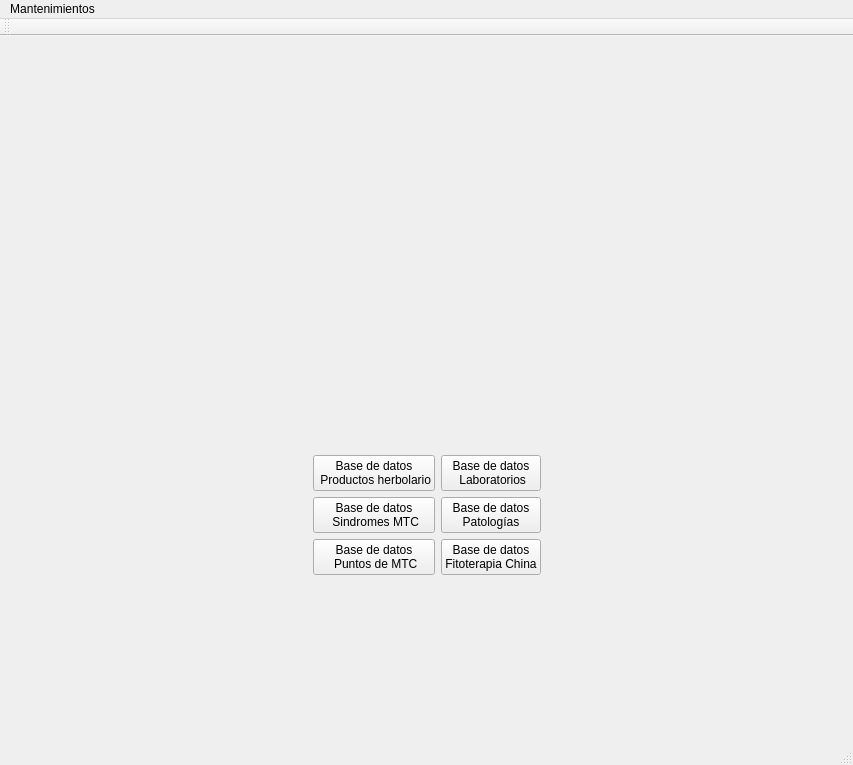
Above: inicio.ui from arcnexus/Maya-MediTec before the change. Below: the same form after it.
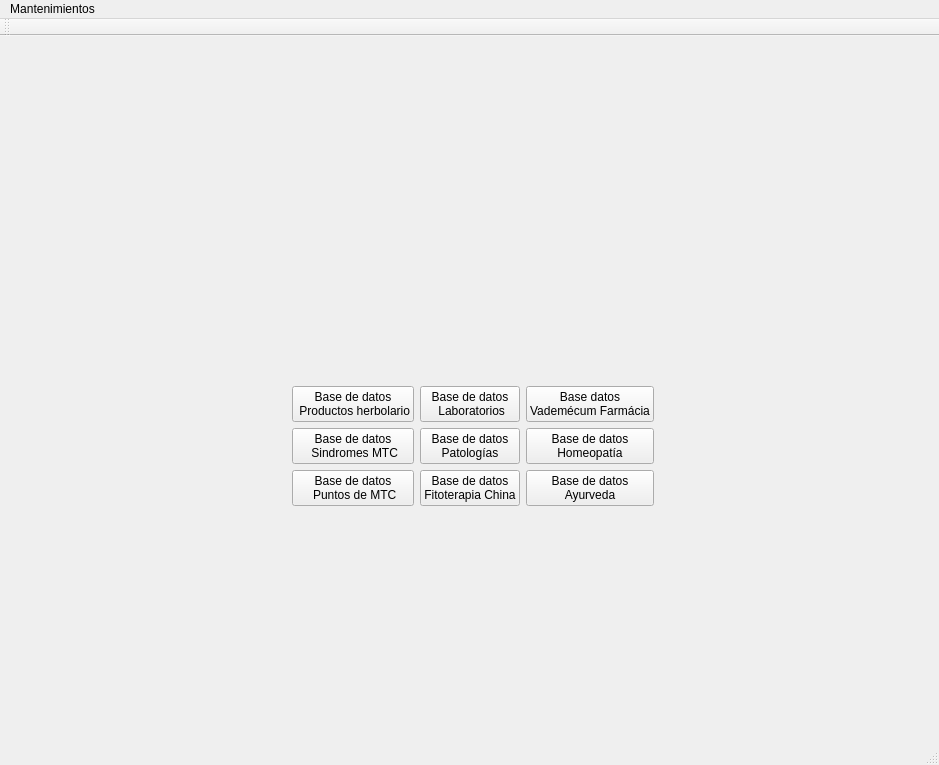
That is the form after the change. Icons and pictures are not drawn.

Commit message: Add buttons and images

The edit to the form file:
```diff
--- a/inicio.ui
+++ b/inicio.ui
@@ -6,7 +6,7 @@
    <rect>
     <x>0</x>
     <y>0</y>
-    <width>853</width>
+    <width>939</width>
     <height>765</height>
    </rect>
   </property>
@@ -15,41 +15,9 @@
   </property>
   <widget class="QWidget" name="centralWidget">
    <layout class="QGridLayout" name="gridLayout_2">
-    <item row="0" column="0">
-     <spacer name="horizontalSpacer_3">
-      <property name="orientation">
-       <enum>Qt::Horizontal</enum>
-      </property>
-      <property name="sizeHint" stdset="0">
-       <size>
-        <width>40</width>
-        <height>20</height>
-       </size>
-      </property>
-     </spacer>
-    </item>
-    <item row="0" column="2">
-     <widget class="QLabel" name="label">
-      <property name="maximumSize">
-       <size>
-        <width>249</width>
-        <height>128</height>
-       </size>
-      </property>
-      <property name="text">
-       <string/>
-      </property>
-      <property name="pixmap">
-       <pixmap resource="Maya_Meditec.qrc">:/maya/PNG/PNG/mayafondo_blanco.png</pixmap>
-      </property>
-      <property name="scaledContents">
-       <bool>true</bool>
-      </property>
-     </widget>
-    </item>
     <item row="1" column="1" colspan="3">
      <layout class="QGridLayout" name="gridLayout">
-      <item row="2" column="0">
+      <item row="3" column="0">
        <widget class="QPushButton" name="pushButton_5">
         <property name="text">
          <string>Base de datos
@@ -67,7 +35,7 @@
         </property>
        </widget>
       </item>
-      <item row="2" column="1">
+      <item row="3" column="1">
        <widget class="QPushButton" name="pushButton_6">
         <property name="text">
          <string>Base de datos
@@ -85,7 +53,7 @@
         </property>
        </widget>
       </item>
-      <item row="1" column="0">
+      <item row="2" column="0">
        <widget class="QPushButton" name="pushButton_3">
         <property name="text">
          <string>Base de datos 
@@ -103,7 +71,7 @@
         </property>
        </widget>
       </item>
-      <item row="0" column="0">
+      <item row="1" column="0">
        <widget class="QPushButton" name="pushButton">
         <property name="text">
          <string>Base de datos 
@@ -121,7 +89,7 @@
         </property>
        </widget>
       </item>
-      <item row="1" column="1">
+      <item row="2" column="1">
        <widget class="QPushButton" name="pushButton_4">
         <property name="text">
          <string>Base de datos 
@@ -139,7 +107,7 @@
         </property>
        </widget>
       </item>
-      <item row="0" column="1">
+      <item row="1" column="1">
        <widget class="QPushButton" name="pushButton_2">
         <property name="text">
          <string>Base de datos 
@@ -157,6 +125,79 @@
         </property>
        </widget>
       </item>
+      <item row="3" column="2">
+       <widget class="QPushButton" name="pushButton_8">
+        <property name="text">
+         <string>Base de datos 
+Ayurveda</string>
+        </property>
+        <property name="icon">
+         <iconset resource="Maya_Meditec.qrc">
+          <normaloff>:/maya/PNG/Images/ayurveda.jpeg</normaloff>:/maya/PNG/Images/ayurveda.jpeg</iconset>
+        </property>
+        <property name="iconSize">
+         <size>
+          <width>128</width>
+          <height>128</height>
+         </size>
+        </property>
+       </widget>
+      </item>
+      <item row="2" column="2">
+       <widget class="QPushButton" name="pushButton_7">
+        <property name="text">
+         <string>Base de datos 
+Homeopatía</string>
+        </property>
+        <property name="icon">
+         <iconset resource="Maya_Meditec.qrc">
+          <normaloff>:/maya/PNG/Images/homeopatia.jpg</normaloff>:/maya/PNG/Images/homeopatia.jpg</iconset>
+        </property>
+        <property name="iconSize">
+         <size>
+          <width>128</width>
+          <height>128</height>
+         </size>
+        </property>
+       </widget>
+      </item>
+      <item row="0" column="1">
+       <widget class="QLabel" name="label">
+        <property name="maximumSize">
+         <size>
+          <width>249</width>
+          <height>128</height>
+         </size>
+        </property>
+        <property name="text">
+         <string/>
+        </property>
+        <property name="pixmap">
+         <pixmap resource="Maya_Meditec.qrc">:/maya/PNG/PNG/mayafondo_blanco.png</pixmap>
+        </property>
+        <property name="scaledContents">
+         <bool>true</bool>
+        </property>
+       </widget>
+      </item>
+      <item row="1" column="2">
+       <widget class="QPushButton" name="pushButton_9">
+        <property name="text">
+         <string>Base datos 
+Vademécum Farmácia</string>
+        </property>
+        <property name="icon">
+         <iconset resource="Maya_Meditec.qrc">
+          <normaloff>:/maya/PNG/Images/farmacos.jpeg</normaloff>:/maya/PNG/Images/farmacos.jpeg</iconset>
+        </property>
+        <property name="iconSize">
+         <size>
+          <width>128</width>
+          <height>128</height>
+         </size>
+        </property>
+       </widget>
+      </item>
      </layout>
     </item>
     <item row="1" column="4">
@@ -185,7 +226,7 @@
       </property>
      </spacer>
     </item>
-    <item row="2" column="3" colspan="2">
+    <item row="2" column="3">
      <spacer name="horizontalSpacer_2">
       <property name="orientation">
        <enum>Qt::Horizontal</enum>
@@ -198,6 +239,19 @@
       </property>
      </spacer>
     </item>
+    <item row="1" column="0">
+     <spacer name="horizontalSpacer_3">
+      <property name="orientation">
+       <enum>Qt::Horizontal</enum>
+      </property>
+      <property name="sizeHint" stdset="0">
+       <size>
+        <width>40</width>
+        <height>20</height>
+       </size>
+      </property>
+     </spacer>
+    </item>
    </layout>
   </widget>
   <widget class="QMenuBar" name="menuBar">
@@ -205,8 +259,8 @@
     <rect>
      <x>0</x>
      <y>0</y>
-     <width>853</width>
-     <height>25</height>
+     <width>939</width>
+     <height>27</height>
     </rect>
    </property>
    <widget class="QMenu" name="menuMantenimientos">
```
The commit also changes 11 other files.
